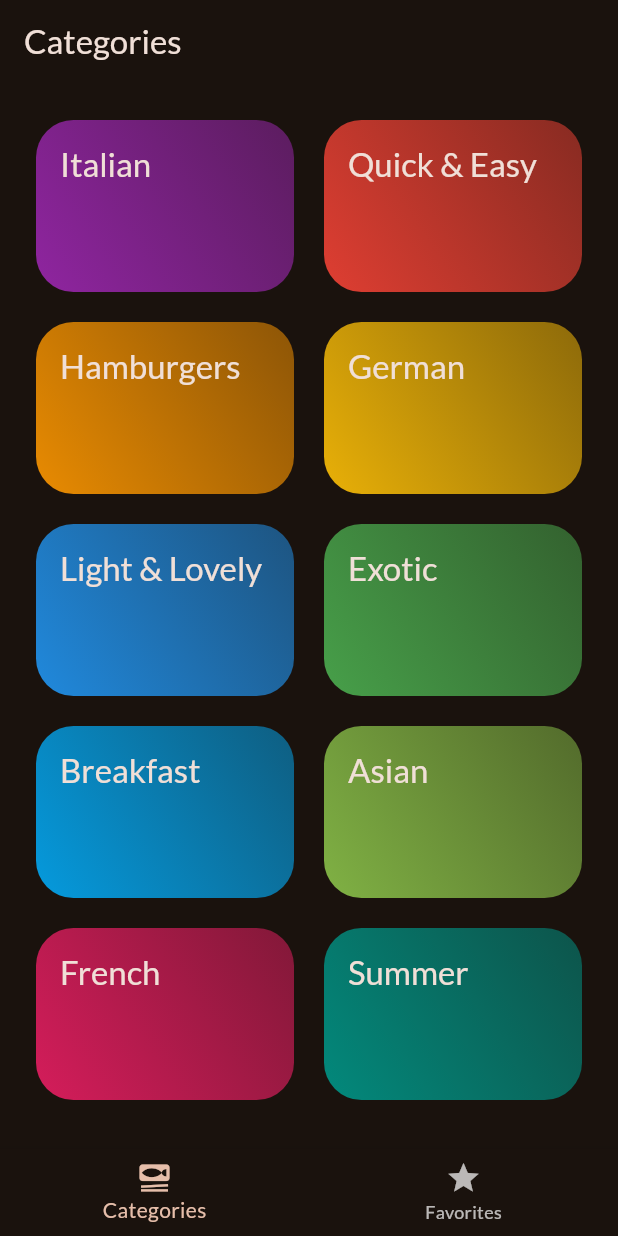
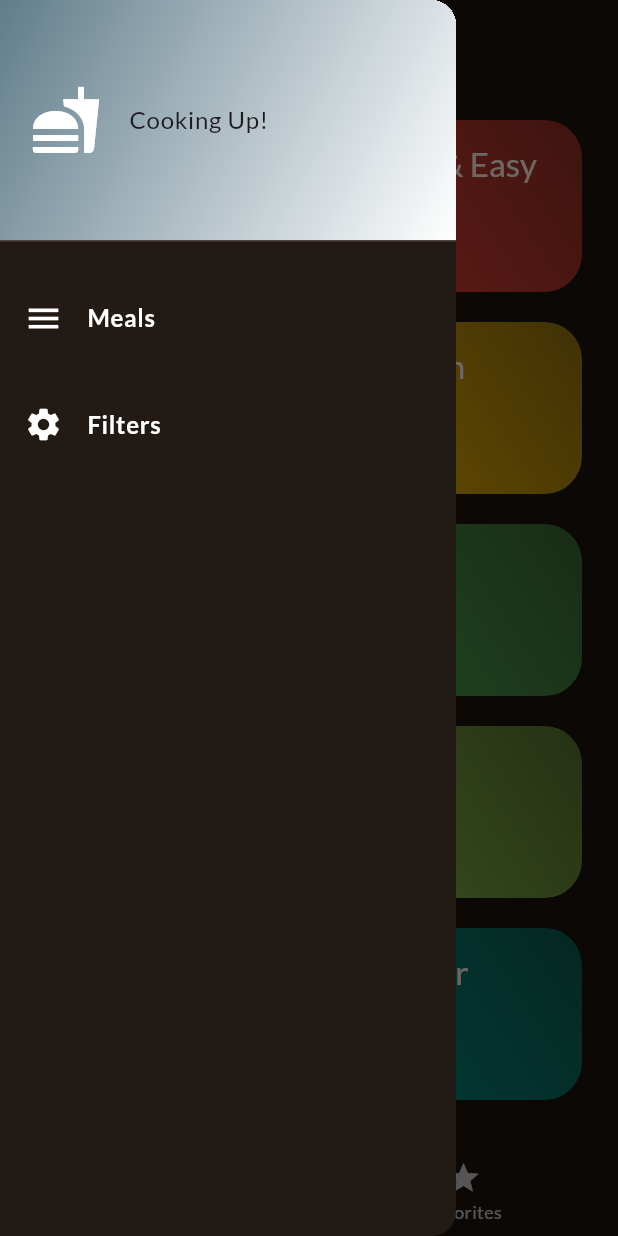
Before and after one commit to Karthikstrom/Meals_app, a Flutter app: the screen it shows after launch, with the side drawer open (before the commit the screen has no drawer), on a phone screen of 412 x 824 dp. Run offline on Flutter 3.47's test engine with Material 3 defaults, Android fonts, the phone set to English and light mode, and no system bars; our stand-ins replace google_fonts, transparent_image.

Commit message:
Filters without functionality implemented

```diff
--- a/lib/screens/meal_details.dart
+++ b/lib/screens/meal_details.dart
@@ -23,7 +23,7 @@ class MealDetailsScreen extends StatelessWidget {
             onPressed: () {
               onToggleFavorite(meal);
             },
-            icon: Icon(Icons.star),
+            icon: const Icon(Icons.star),
           )
         ],
       ),
--- a/lib/screens/tabs.dart
+++ b/lib/screens/tabs.dart
@@ -1,7 +1,9 @@
 import 'package:flutter/material.dart';
 import 'package:meals_app/screens/categories.dart';
+import 'package:meals_app/screens/filters.dart';
 import 'package:meals_app/screens/meals.dart';
 import 'package:meals_app/models/meal.dart';
+import 'package:meals_app/widgets/main_drawer.dart';
 
 class TabsScreen extends StatefulWidget {
   const TabsScreen({super.key});
@@ -43,6 +45,15 @@ class _TabsScreenState extends State<TabsScreen> {
     });
   }
 
+  void _setScreen(String identifier) {
+    Navigator.of(context).pop();
+    if (identifier == 'filters') {
+      Navigator.of(context).push(
+        MaterialPageRoute(builder: (context) => const FiltersScreen()),
+      );
+    }
+  }
+
   @override
   Widget build(BuildContext context) {
     Widget activePage = CategoriesScreen(
@@ -62,6 +73,7 @@ class _TabsScreenState extends State<TabsScreen> {
       appBar: AppBar(
         title: Text(activePageTitle),
       ),
+      drawer: MainDrawer(onSelectScreen: _setScreen),
       body: activePage,
       bottomNavigationBar: BottomNavigationBar(
         onTap: _selectPage,
--- /dev/null
+++ b/lib/widgets/main_drawer.dart
@@ -0,0 +1,54 @@
+import 'package:flutter/material.dart';
+
+class MainDrawer extends StatelessWidget {
+  const MainDrawer({super.key, required this.onSelectScreen});
+
+  final void Function(String identifier) onSelectScreen;
+
+  @override
+  Widget build(BuildContext context) {
+    return Drawer(
+      child: Column(
+        children: [
+          const DrawerHeader(
+            padding: EdgeInsets.all(20),
+            decoration: BoxDecoration(
+                gradient: LinearGradient(
+                    colors: [Colors.blueGrey, Colors.white],
+                    begin: Alignment.topLeft,
+                    end: Alignment.bottomRight)),
+            child: Row(
+              children: [
+                Icon(Icons.fastfood, size: 48, color: Colors.white),
+                SizedBox(
+                  width: 18,
+                ),
+                Text('Cooking Up!'),
+              ],
+            ),
+          ),
+          const SizedBox(height: 15),
+          ListTile(
+            leading: const Icon(Icons.menu, color: Colors.white, size: 26),
+            title: const Text('Meals',
+                style: TextStyle(
+                    fontWeight: FontWeight.w600, color: Colors.white)),
+            onTap: () {
+              onSelectScreen('meals');
+            },
+          ),
+          const SizedBox(height: 15),
+          ListTile(
+            leading: const Icon(Icons.settings, color: Colors.white, size: 26),
+            title: const Text('Filters',
+                style: TextStyle(
+                    fontWeight: FontWeight.w600, color: Colors.white)),
+            onTap: () {
+              onSelectScreen('filters');
+            },
+          ),
+        ],
+      ),
+    );
+  }
+}
```
Also changed, not shown: lib/screens/filters.dart (added, +114 -0 lines).
